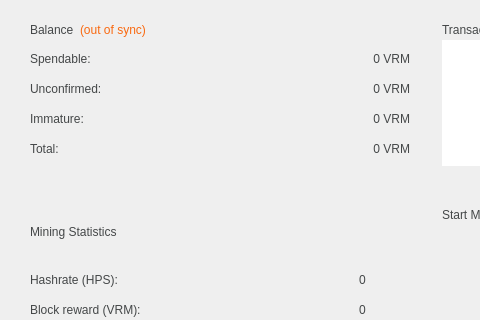
Before: the Qt Designer form src/qt/forms/overviewpage.ui in verimad/verium, drawn with Qt 5; both pictures show x 0 to 480 and y 0 to 320 of the 922 by 489 pixel window.
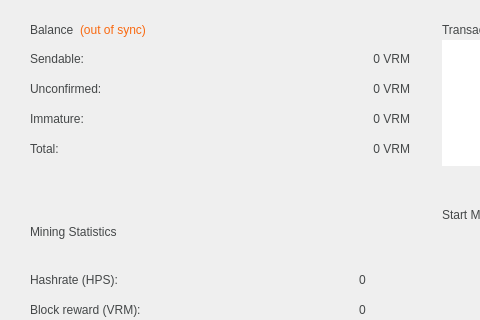
After: the same form once the commit is applied. Icons and pictures are not drawn.

What changed in the file:
```diff
--- a/src/qt/forms/overviewpage.ui
+++ b/src/qt/forms/overviewpage.ui
@@ -208,7 +208,7 @@
              <string notr="true">QLabel {color: #444748}</string>
             </property>
             <property name="text">
-             <string>Spendable:</string>
+             <string>Sendable:</string>
             </property>
            </widget>
           </item>
```
